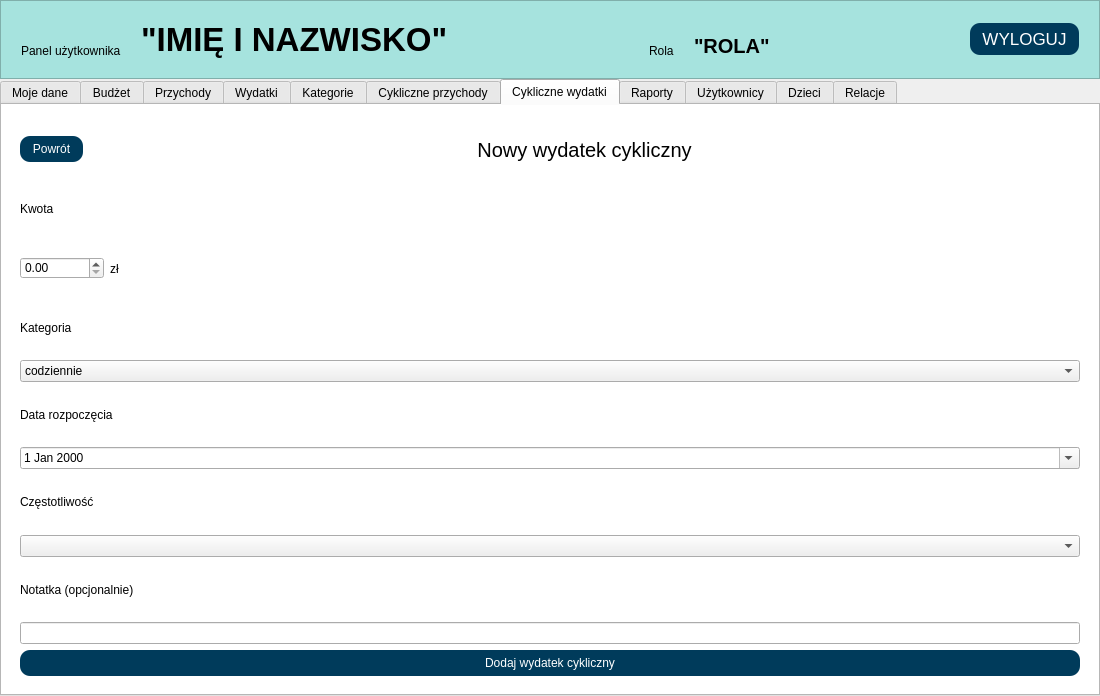
Before: the Qt Designer form ui/User_Panel.ui in Dawid-Robak-IG/BUDZET_DOMOWY, drawn with Qt 5.
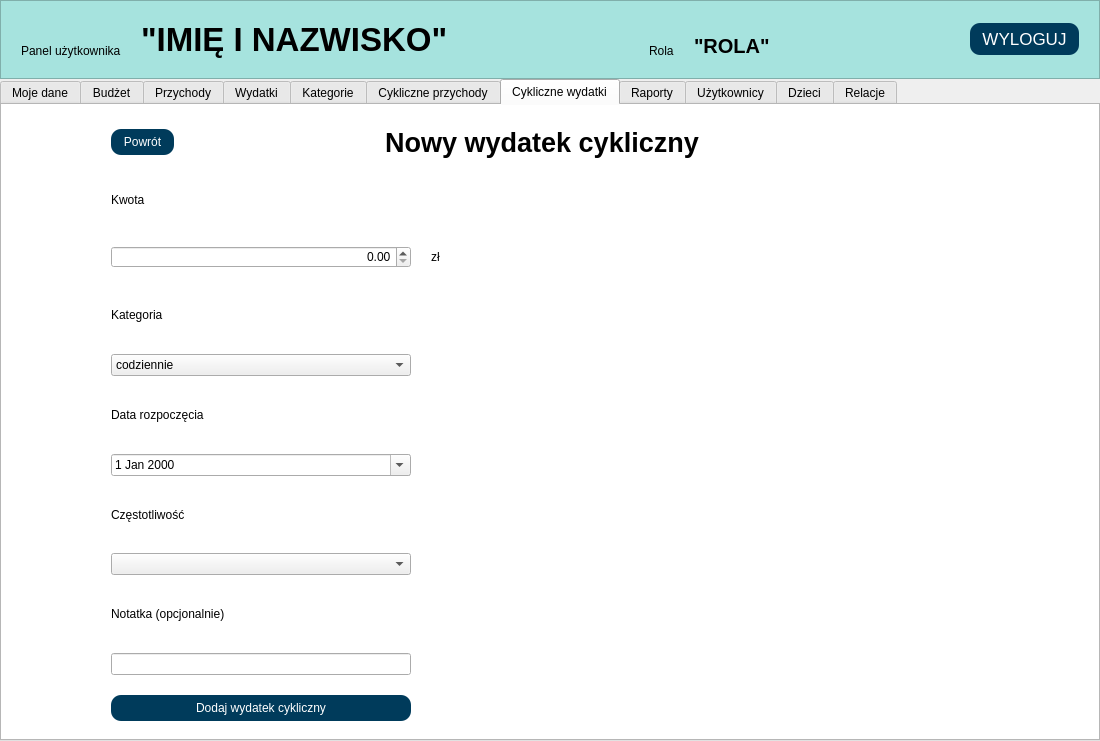
After: the same form once the commit is applied. The open tabs and pages were chosen to show the change.

The edit to the form file:
```diff
--- a/ui/User_Panel.ui
+++ b/ui/User_Panel.ui
@@ -7,7 +7,7 @@
     <x>0</x>
     <y>0</y>
     <width>1100</width>
-    <height>680</height>
+    <height>741</height>
    </rect>
   </property>
   <property name="windowTitle">
@@ -1777,6 +1777,15 @@
            </widget>
            <widget class="QWidget" name="page_CW_nowy">
             <layout class="QVBoxLayout" name="verticalLayout_9">
+             <property name="spacing">
+              <number>20</number>
+             </property>
+             <property name="leftMargin">
+              <number>100</number>
+             </property>
+             <property name="rightMargin">
+              <number>200</number>
+             </property>
              <item>
               <layout class="QHBoxLayout" name="horizontalLayout_19">
                <item>
@@ -1803,7 +1812,8 @@
                 <widget class="QLabel" name="label_25">
                  <property name="font">
                   <font>
-                   <pointsize>15</pointsize>
+                   <pointsize>20</pointsize>
+                   <bold>true</bold>
                   </font>
                  </property>
                  <property name="text">
@@ -1840,6 +1850,15 @@
               <layout class="QHBoxLayout" name="horizontalLayout_20">
                <item>
                 <widget class="QDoubleSpinBox" name="doubleSpinBox_kwotaCW">
+                 <property name="maximumSize">
+                  <size>
+                   <width>300</width>
+                   <height>16777215</height>
+                  </size>
+                 </property>
+                 <property name="alignment">
+                  <set>Qt::AlignRight|Qt::AlignTrailing|Qt::AlignVCenter</set>
+                 </property>
                  <property name="maximum">
                   <double>999999.989999999990687</double>
                  </property>
@@ -1852,19 +1871,6 @@
                  </property>
                 </widget>
                </item>
-               <item>
-                <spacer name="horizontalSpacer_15">
-                 <property name="orientation">
-                  <enum>Qt::Horizontal</enum>
-                 </property>
-                 <property name="sizeHint" stdset="0">
-                  <size>
-                   <width>40</width>
-                   <height>20</height>
-                  </size>
-                 </property>
-                </spacer>
-               </item>
               </layout>
              </item>
              <item>
@@ -1876,6 +1882,12 @@
              </item>
              <item>
               <widget class="QComboBox" name="comboBox_kategoriaCW">
+               <property name="maximumSize">
+                <size>
+                 <width>300</width>
+                 <height>16777215</height>
+                </size>
+               </property>
                <item>
                 <property name="text">
                  <string>codziennie</string>
@@ -1907,6 +1919,12 @@
              </item>
              <item>
               <widget class="QDateEdit" name="dateEdit_CW">
+               <property name="maximumSize">
+                <size>
+                 <width>300</width>
+                 <height>16777215</height>
+                </size>
+               </property>
                <property name="calendarPopup">
                 <bool>true</bool>
                </property>
@@ -1920,7 +1938,14 @@
               </widget>
              </item>
              <item>
-              <widget class="QComboBox" name="comboBox_czestotliwoscCW"/>
+              <widget class="QComboBox" name="comboBox_czestotliwoscCW">
+               <property name="maximumSize">
+                <size>
+                 <width>300</width>
+                 <height>16777215</height>
+                </size>
+               </property>
+              </widget>
              </item>
              <item>
               <widget class="QLabel" name="label_24">
@@ -1930,10 +1955,23 @@
               </widget>
              </item>
              <item>
-              <widget class="QLineEdit" name="lineEdit_notatkaCW"/>
+              <widget class="QLineEdit" name="lineEdit_notatkaCW">
+               <property name="maximumSize">
+                <size>
+                 <width>300</width>
+                 <height>16777215</height>
+                </size>
+               </property>
+              </widget>
              </item>
              <item>
               <widget class="QPushButton" name="pushButton_dodajCW">
+               <property name="maximumSize">
+                <size>
+                 <width>300</width>
+                 <height>16777215</height>
+                </size>
+               </property>
                <property name="text">
                 <string>Dodaj wydatek cykliczny</string>
                </property>
```
Left out of the diff: 112 changed lines with no effect on the pictures.
